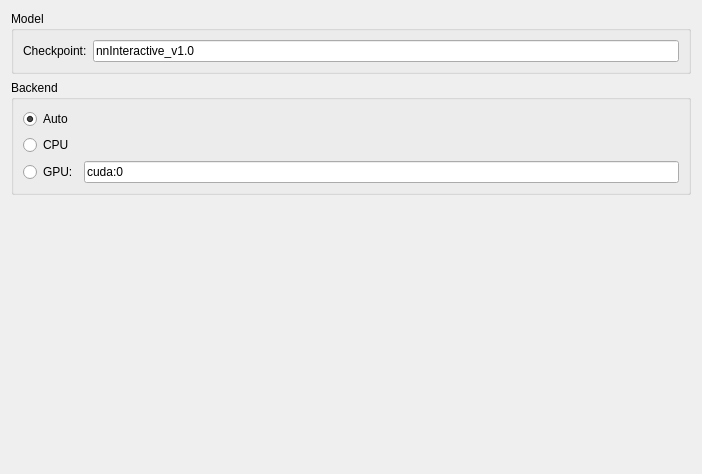
Qt form Plugins/org.mitk.gui.qt.segmentation/src/internal/QmitknnInteractivePreferencePage.ui (MITK/MITK) before a commit.
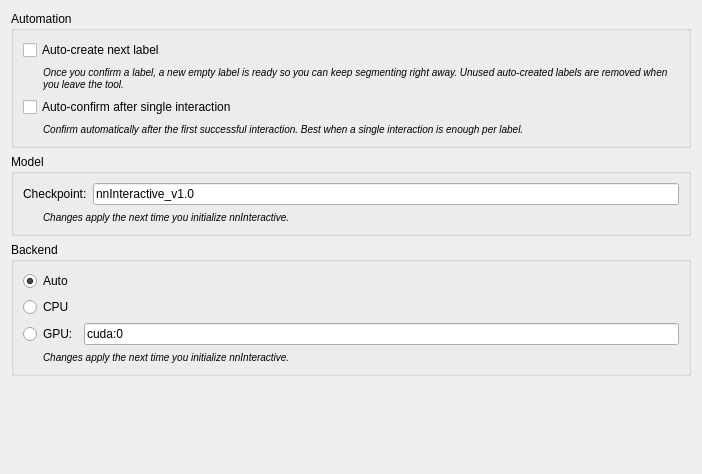
The same form after that commit.

Commit message: Add Automation preferences to nnInteractive tool

The edit to the form file:
```diff
--- a/Plugins/org.mitk.gui.qt.segmentation/src/internal/QmitknnInteractivePreferencePage.ui
+++ b/Plugins/org.mitk.gui.qt.segmentation/src/internal/QmitknnInteractivePreferencePage.ui
@@ -14,6 +14,65 @@
    <string>Form</string>
   </property>
   <layout class="QVBoxLayout" name="verticalLayout_3">
+   <item>
+    <widget class="QGroupBox" name="automationGroupBox">
+     <property name="title">
+      <string>Automation</string>
+     </property>
+     <layout class="QVBoxLayout" name="automationLayout">
+      <item>
+       <widget class="QCheckBox" name="autoCreateNextLabelCheckBox">
+        <property name="text">
+         <string>Auto-create next label</string>
+        </property>
+       </widget>
+      </item>
+      <item>
+       <widget class="QLabel" name="autoCreateNextLabelDescriptionLabel">
+        <property name="font">
+         <font>
+          <italic>true</italic>
+         </font>
+        </property>
+        <property name="text">
+         <string>&lt;small&gt;Once you confirm a label, a new empty label is ready so you can keep segmenting right away. Unused auto-created labels are removed when you leave the tool.&lt;/small&gt;</string>
+        </property>
+        <property name="wordWrap">
+         <bool>true</bool>
+        </property>
+        <property name="indent">
+         <number>20</number>
+        </property>
+       </widget>
+      </item>
+      <item>
+       <widget class="QCheckBox" name="autoConfirmCheckBox">
+        <property name="text">
+         <string>Auto-confirm after single interaction</string>
+        </property>
+       </widget>
+      </item>
+      <item>
+       <widget class="QLabel" name="autoConfirmDescriptionLabel">
+        <property name="font">
+         <font>
+          <italic>true</italic>
+         </font>
+        </property>
+        <property name="text">
+         <string>&lt;small&gt;Confirm automatically after the first successful interaction. Best when a single interaction is enough per label.&lt;/small&gt;</string>
+        </property>
+        <property name="wordWrap">
+         <bool>true</bool>
+        </property>
+        <property name="indent">
+         <number>20</number>
+        </property>
+       </widget>
+      </item>
+     </layout>
+    </widget>
+   </item>
    <item>
     <widget class="QGroupBox" name="modelGroupBox">
      <property name="title">
@@ -44,6 +103,24 @@
         </item>
        </layout>
       </item>
+      <item>
+       <widget class="QLabel" name="modelRestartNoteLabel">
+        <property name="font">
+         <font>
+          <italic>true</italic>
+         </font>
+        </property>
+        <property name="text">
+         <string>&lt;small&gt;Changes apply the next time you initialize nnInteractive.&lt;/small&gt;</string>
+        </property>
+        <property name="wordWrap">
+         <bool>true</bool>
+        </property>
+        <property name="indent">
+         <number>20</number>
+        </property>
+       </widget>
+      </item>
      </layout>
     </widget>
    </item>
@@ -94,6 +171,24 @@
         </item>
        </layout>
       </item>
+      <item>
+       <widget class="QLabel" name="backendRestartNoteLabel">
+        <property name="font">
+         <font>
+          <italic>true</italic>
+         </font>
+        </property>
+        <property name="text">
+         <string>&lt;small&gt;Changes apply the next time you initialize nnInteractive.&lt;/small&gt;</string>
+        </property>
+        <property name="wordWrap">
+         <bool>true</bool>
+        </property>
+        <property name="indent">
+         <number>20</number>
+        </property>
+       </widget>
+      </item>
      </layout>
     </widget>
    </item>
```
Left out of the diff: 2 changed lines with no effect on the pictures. The commit also changes 6 other files.
